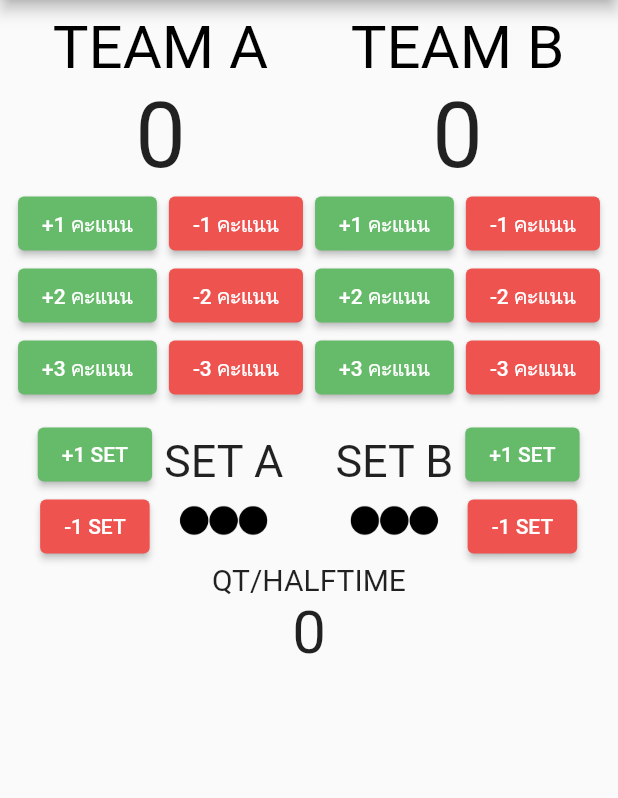
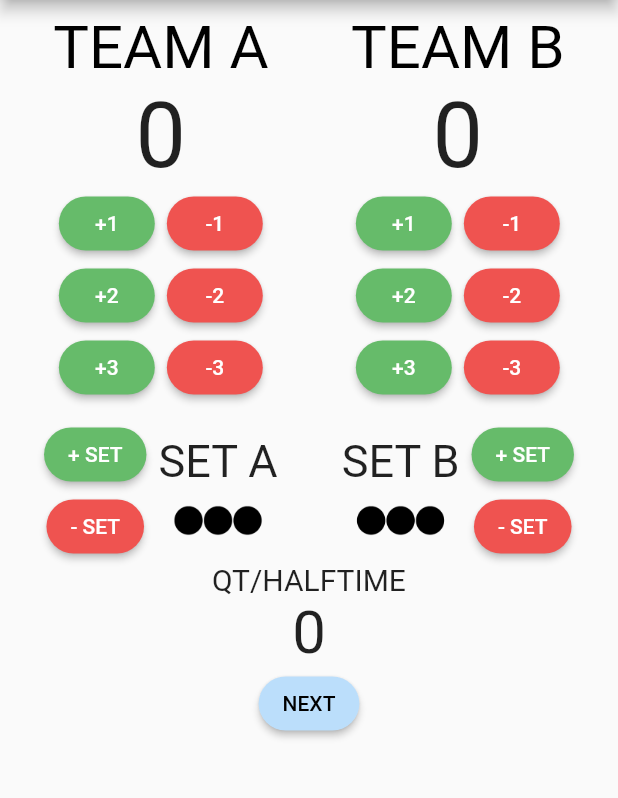
Before and after one commit to Thanapat23/Scoreboard, a Flutter app: the screen it shows after launch, on a phone screen of 412 x 824 dp, the part 84-882 px from its top. Run offline on Flutter 3.47's test engine with Material 2 defaults, Android fonts, the phone set to English and light mode, and no system bars.

Commit message:
commit Edit_form

```diff
--- a/lib/main.dart
+++ b/lib/main.dart
@@ -98,22 +98,22 @@ class _MyHomePageState extends State<MyHomePage>
                               ElevatedButton(
                                   style: ElevatedButton.styleFrom(
                                     foregroundColor: Colors.white,
-                                    backgroundColor:
-                                        Colors.green[400], // foreground
+                                    backgroundColor: Colors.green[400],
+                                    shape: const StadiumBorder(), // foreground
                                   ),
                                   onPressed: () => buttonPlus(1, 1),
-                                  child: const Text("+1 คะแนน")),
+                                  child: const Text("+1")),
                               const SizedBox(
                                 width: 8,
                               ),
                               ElevatedButton(
                                   style: ElevatedButton.styleFrom(
                                     foregroundColor: Colors.white,
-                                    backgroundColor:
-                                        Colors.red[400], // foreground
+                                    backgroundColor: Colors.red[400],
+                                    shape: const StadiumBorder(), // foreground
                                   ),
                                   onPressed: () => buttonMinus(1, 1),
-                                  child: const Text("-1 คะแนน"))
+                                  child: const Text("-1"))
                             ]),
                         Row(
                             //2 คะแนน
@@ -122,22 +122,22 @@ class _MyHomePageState extends State<MyHomePage>
                               ElevatedButton(
                                   style: ElevatedButton.styleFrom(
                                     foregroundColor: Colors.white,
-                                    backgroundColor:
-                                        Colors.green[400], // foreground
+                                    backgroundColor: Colors.green[400],
+                                    shape: const StadiumBorder(), // foreground
                                   ),
                                   onPressed: () => buttonPlus(1, 2),
-                                  child: const Text("+2 คะแนน")),
+                                  child: const Text("+2")),
                               const SizedBox(
                                 width: 8,
                               ),
                               ElevatedButton(
                                   style: ElevatedButton.styleFrom(
                                     foregroundColor: Colors.white,
-                                    backgroundColor:
-                                        Colors.red[400], // foreground
+                                    backgroundColor: Colors.red[400],
+                                    shape: const StadiumBorder(), // foreground
                                   ),
                                   onPressed: () => buttonMinus(1, 2),
-                                  child: const Text("-2 คะแนน"))
+                                  child: const Text("-2"))
                             ]),
                         Row(
                             //3 คะแนน
@@ -146,22 +146,22 @@ class _MyHomePageState extends State<MyHomePage>
                               ElevatedButton(
                                   style: ElevatedButton.styleFrom(
                                     foregroundColor: Colors.white,
-                                    backgroundColor:
-                                        Colors.green[400], // foreground
+                                    backgroundColor: Colors.green[400],
+                                    shape: const StadiumBorder(), // foreground
                                   ),
                                   onPressed: () => buttonPlus(1, 3),
-                                  child: const Text("+3 คะแนน")),
+                                  child: const Text("+3")),
                               const SizedBox(
                                 width: 8,
                               ),
                               ElevatedButton(
                                   style: ElevatedButton.styleFrom(
                                     foregroundColor: Colors.white,
-                                    backgroundColor:
-                                        Colors.red[400], // foreground
+                                    backgroundColor: Colors.red[400],
+                                    shape: const StadiumBorder(), // foreground
                                   ),
                                   onPressed: () => buttonMinus(1, 3),
-                                  child: const Text("-3 คะแนน")),
+                                  child: const Text("-3")),
                             ]),
                         const SizedBox(
                           height: 10,
@@ -176,22 +176,24 @@ class _MyHomePageState extends State<MyHomePage>
                                   ElevatedButton(
                                       style: ElevatedButton.styleFrom(
                                         foregroundColor: Colors.white,
-                                        backgroundColor:
-                                            Colors.green[400], // foreground
+                                        backgroundColor: Colors.green[400],
+                                        shape:
+                                            const StadiumBorder(), // foreground
                                       ),
                                       onPressed: () => buttonSetPlus(1, 1),
-                                      child: const Text("+1 SET")),
+                                      child: const Text("+ SET")),
                                   const SizedBox(
                                     width: 10,
                                   ),
                                   ElevatedButton(
                                       style: ElevatedButton.styleFrom(
                                         foregroundColor: Colors.white,
-                                        backgroundColor:
-                                            Colors.red[400], // foreground
+                                        backgroundColor: Colors.red[400],
+                                        shape:
+                                            const StadiumBorder(), // foreground
                                       ),
                                       onPressed: () => buttonSetMinus(1, 1),
-                                      child: const Text("-1 SET"))
+                                      child: const Text("- SET"))
                                 ]),
                             const SizedBox(
                               width: 8,
@@ -239,22 +241,22 @@ class _MyHomePageState extends State<MyHomePage>
                               ElevatedButton(
                                   style: ElevatedButton.styleFrom(
                                     foregroundColor: Colors.white,
-                                    backgroundColor:
-                                        Colors.green[400], // foreground
+                                    backgroundColor: Colors.green[400],
+                                    shape: const StadiumBorder(), // foreground
                                   ),
                                   onPressed: () => buttonPlus(2, 1),
-                                  child: const Text("+1 คะแนน")),
+                                  child: const Text("+1")),
                               const SizedBox(
                                 width: 8,
                               ),
                               ElevatedButton(
                                   style: ElevatedButton.styleFrom(
                                     foregroundColor: Colors.white,
-                                    backgroundColor:
-                                        Colors.red[400], // foreground
+                                    backgroundColor: Colors.red[400],
+                                    shape: const StadiumBorder(), // foreground
                                   ),
                                   onPressed: () => buttonMinus(2, 1),
-                                  child: const Text("-1 คะแนน")),
+                                  child: const Text("-1")),
                             ]),
                         Row(
                             //2 คะแนน
@@ -263,22 +265,22 @@ class _MyHomePageState extends State<MyHomePage>
                               ElevatedButton(
                                   style: ElevatedButton.styleFrom(
                                     foregroundColor: Colors.white,
-                                    backgroundColor:
-                                        Colors.green[400], // foreground
+                                    backgroundColor: Colors.green[400],
+                                    shape: const StadiumBorder(), // foreground
                                   ),
                                   onPressed: () => buttonPlus(2, 2),
-                                  child: const Text("+2 คะแนน")),
+                                  child: const Text("+2")),
                               const SizedBox(
                                 width: 8,
                               ),
                               ElevatedButton(
                                   style: ElevatedButton.styleFrom(
                                     foregroundColor: Colors.white,
-                                    backgroundColor:
-                                        Colors.red[400], // foreground
+                                    backgroundColor: Colors.red[400],
+                                    shape: const StadiumBorder(), // foreground
                                   ),
                                   onPressed: () => buttonMinus(2, 2),
-                                  child: const Text("-2 คะแนน")),
+                                  child: const Text("-2")),
                             ]),
                         Row(
                             //3 คะแนน
@@ -287,22 +289,22 @@ class _MyHomePageState extends State<MyHomePage>
                               ElevatedButton(
                                   style: ElevatedButton.styleFrom(
                                     foregroundColor: Colors.white,
-                                    backgroundColor:
-                                        Colors.green[400], // foreground
+                                    backgroundColor: Colors.green[400],
+                                    shape: const StadiumBorder(), // foreground
                                   ),
                                   onPressed: () => buttonPlus(2, 3),
-                                  child: const Text("+3 คะแนน")),
+                                  child: const Text("+3")),
                               const SizedBox(
                                 width: 8,
                               ),
                               ElevatedButton(
                                   style: ElevatedButton.styleFrom(
                                     foregroundColor: Colors.white,
-                                    backgroundColor:
-                                        Colors.red[400], // foreground
+                                    backgroundColor: Colors.red[400],
+                                    shape: const StadiumBorder(), // foreground
                                   ),
                                   onPressed: () => buttonMinus(2, 3),
-                                  child: const Text("-3 คะแนน")),
+                                  child: const Text("-3")),
                             ]),
                         const SizedBox(
                           height: 10,
@@ -342,22 +344,24 @@ class _MyHomePageState extends State<MyHomePage>
                                   ElevatedButton(
                                       style: ElevatedButton.styleFrom(
                                         foregroundColor: Colors.white,
-                                        backgroundColor:
-                                            Colors.green[400], // foreground
+                                        backgroundColor: Colors.green[400],
+                                        shape:
+                                            const StadiumBorder(), // foreground
                                       ),
                                       onPressed: () => buttonSetPlus(2, 1),
-                                      child: const Text("+1 SET")),
+                                      child: const Text("+ SET")),
                                   const SizedBox(
                                     width: 10,
                                   ),
                                   ElevatedButton(
                                       style: ElevatedButton.styleFrom(
                                         foregroundColor: Colors.white,
-                                        backgroundColor:
-                                            Colors.red[400], // foreground
+                                        backgroundColor: Colors.red[400],
+                                        shape:
+                                            const StadiumBorder(), // foreground
                                       ),
                                       onPressed: () => buttonSetMinus(2, 1),
-                                      child: const Text("-1 SET"))
+                                      child: const Text("- SET"))
                                 ]),
                           ],
                         ),
@@ -370,6 +374,14 @@ class _MyHomePageState extends State<MyHomePage>
                   "$count",
                   style: const TextStyle(fontSize: 40),
                 ),
+                ElevatedButton(
+                    style: ElevatedButton.styleFrom(
+                      foregroundColor: Colors.black,
+                      backgroundColor: Colors.blue[100],
+                      shape: const StadiumBorder(), // foreground
+                    ),
+                    onPressed: () => buttonSetMinus(2, 1),
+                    child: const Text("NEXT")),
               ],
             )),
       ),
```
